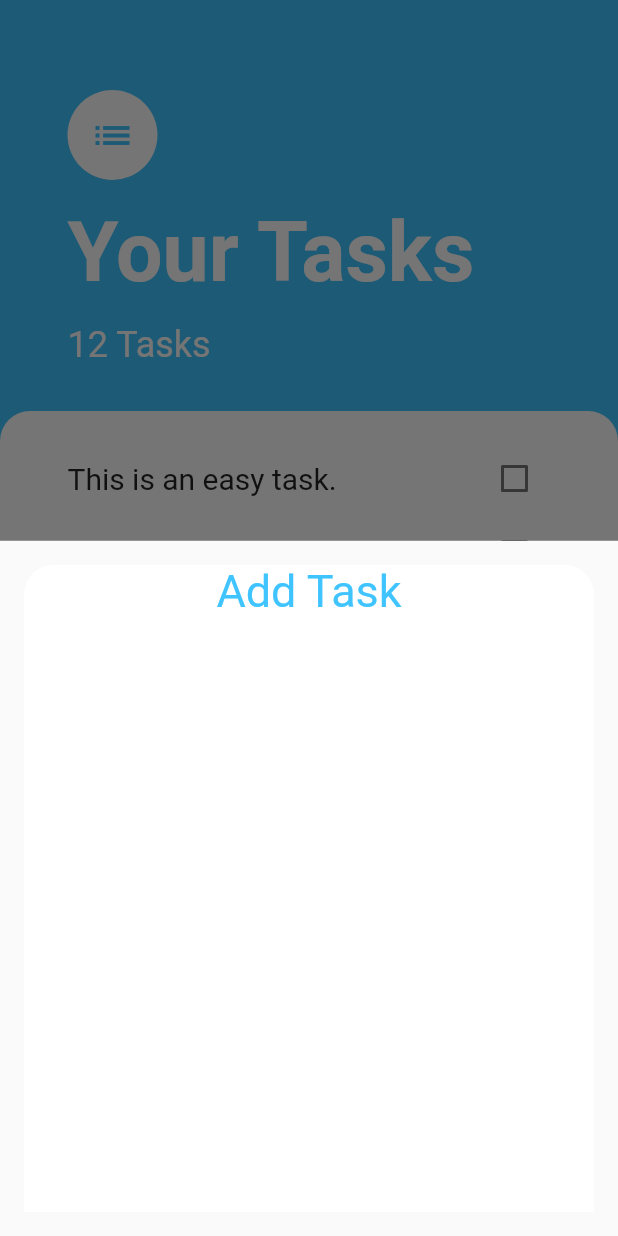
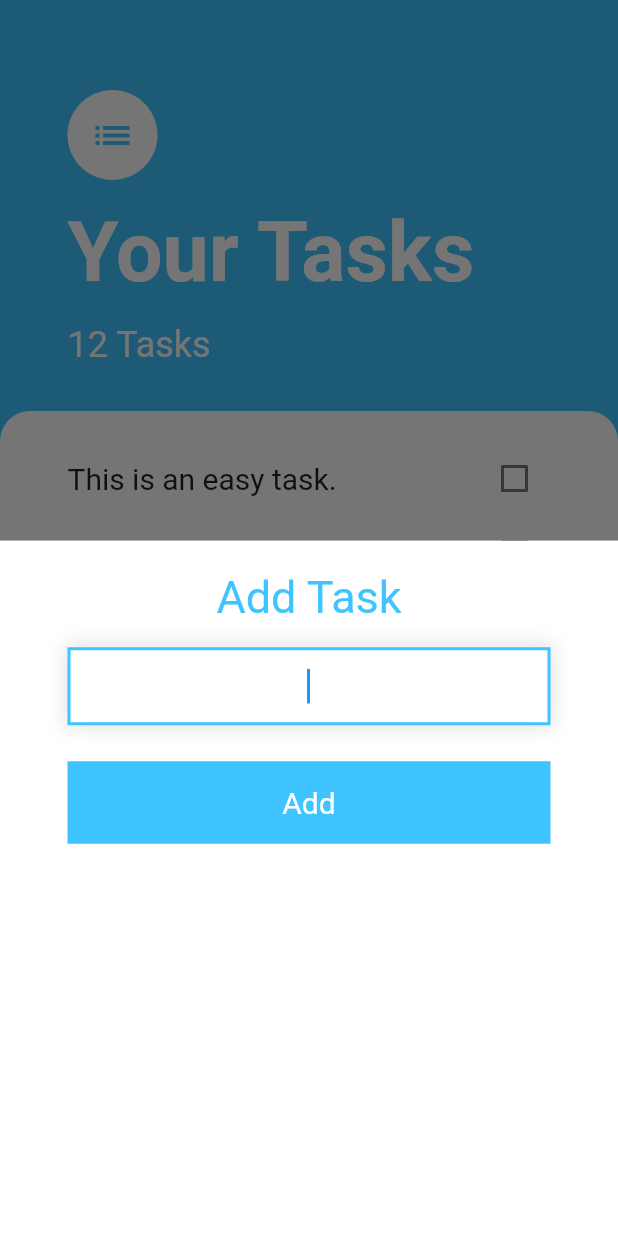
Before and after one commit to wpinrui/do, a Flutter app: the screen it shows after launch, after a tap on the "add" icon, on a phone screen of 412 x 824 dp. Run offline on Flutter 3.47's test engine with Material 2 defaults, Android fonts, the light colour scheme and no system bars.

Commit message:
Add modal frontend components

```diff
--- a/lib/screens/add_task_screen.dart
+++ b/lib/screens/add_task_screen.dart
@@ -5,17 +5,16 @@ class AddTaskScreen extends StatelessWidget {
 
   @override
   Widget build(BuildContext context) {
-    return Padding(
-      padding: const EdgeInsets.all(16.0),
+    return Container(
+      color: Colors.white,
+      child: Padding(
+        padding: const EdgeInsets.fromLTRB(45, 20, 45, 20),
         child: Container(
           decoration: BoxDecoration(
             color: Colors.white,
-          borderRadius: const BorderRadius.only(
-            topLeft: Radius.circular(20),
-            topRight: Radius.circular(20),
-          ),
           ),
           child: Column(
+            crossAxisAlignment: CrossAxisAlignment.stretch,
             children: [
               Text(
                 'Add Task',
@@ -23,8 +22,52 @@ class AddTaskScreen extends StatelessWidget {
                   fontSize: 30,
                   color: Colors.lightBlueAccent,
                 ),
+                textAlign: TextAlign.center,
+              ),
+              SizedBox(height: 16.0),
+              Container(
+                decoration: BoxDecoration(
+                  color: Colors.white,
+                  boxShadow: [
+                    BoxShadow(
+                      color: Colors.grey.withOpacity(0.3),
+                      spreadRadius: 2,
+                      blurRadius: 10,
+                      offset: Offset(0, 0),
                     ),
                   ],
+                  border: Border.fromBorderSide(
+                    BorderSide(
+                      color: Colors.lightBlueAccent,
+                      width: 2.0,
+                    ),
+                  ),
+                ),
+                child: TextField(
+                  decoration: InputDecoration(
+                    border: InputBorder.none,
+                  ),
+                  autofocus: true,
+                  textAlign: TextAlign.center,
+                  style: TextStyle(
+                    fontSize: 20,
+                  ),
+                ),
+              ),
+              SizedBox(height: 24),
+              Container(
+                padding: EdgeInsets.all(16),
+                decoration: BoxDecoration(
+                  color: Colors.lightBlueAccent,
+                ),
+                child: Text(
+                  'Add',
+                  style: TextStyle(fontSize: 20, color: Colors.white),
+                  textAlign: TextAlign.center,
+                ),
+              )
+            ],
+          ),
         ),
       ),
     );
```
Lines whose indentation alone changed are shown as unchanged.
